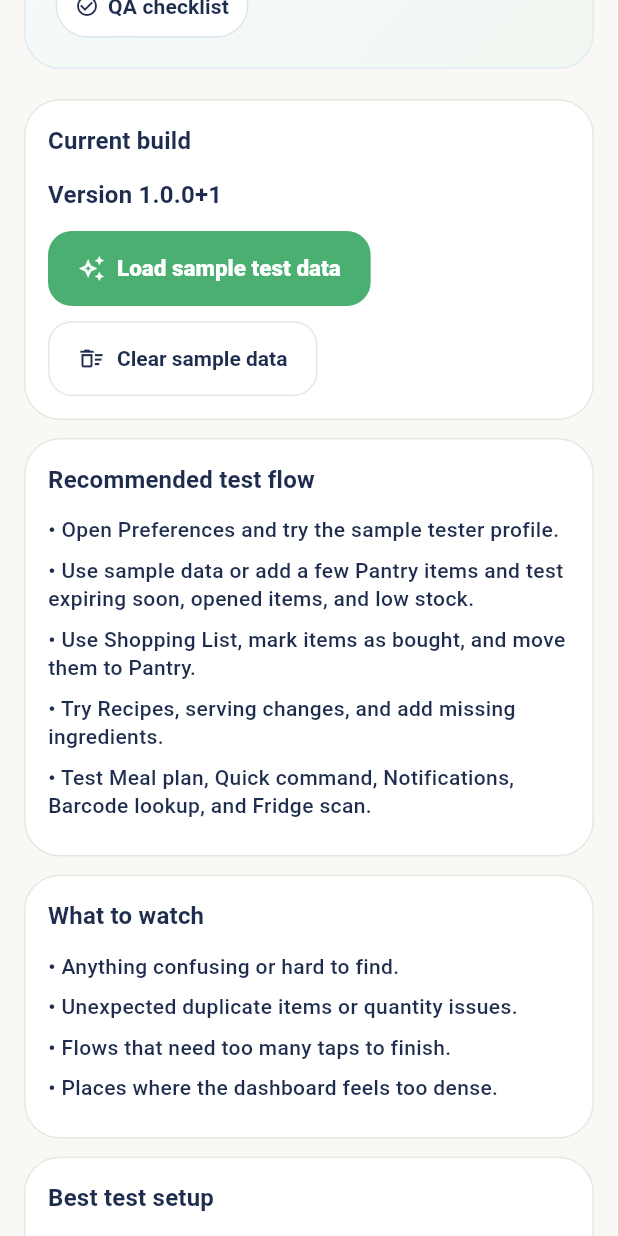
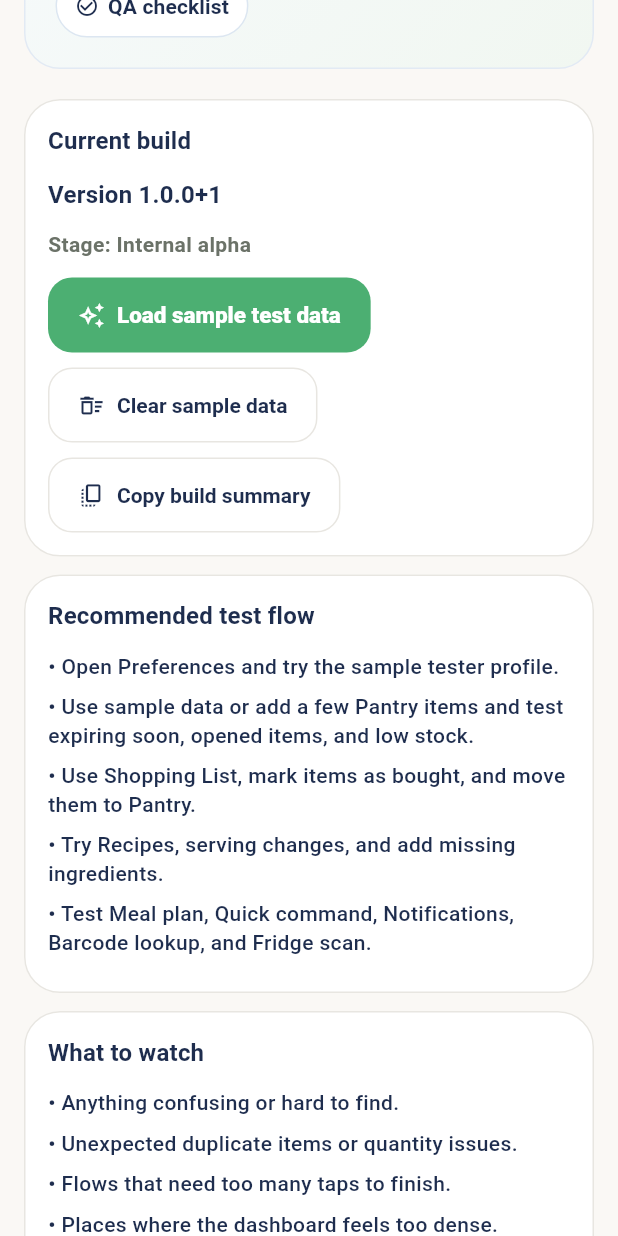
Before and after one commit to marcelhotka/food-inventory-mobile, a Flutter app: the TesterInfoScreen screen opened directly with empty values, scrolled down 576 dp, on a phone screen of 412 x 824 dp. Run offline on Flutter 3.47's test engine with Material 3 defaults, Android fonts, the phone set to English and light mode, and no system bars; our stand-ins replace flutter_dotenv, flutter_svg, image_picker, supabase_flutter; accounts and stored records are empty; network calls fail; statements that could not run were skipped.

Commit message:
Expand tester info QA utilities

```diff
--- a/lib/features/dashboard/presentation/tester_info_screen.dart
+++ b/lib/features/dashboard/presentation/tester_info_screen.dart
@@ -46,6 +46,24 @@
     return context.tr(
       en: 'Tested flow:\nWhat I expected:\nWhat happened:\nSeverity:\nNotes / screenshot:',
       sk: 'Testovaný flow:\nČo som očakával:\nČo sa stalo:\nZávažnosť:\nPoznámka / screenshot:',
+    );
+  }
+
+  String _qaChecklistTemplate(BuildContext context) {
+    return context.tr(
+      en:
+          'QA checklist:\n- Onboarding and auth\n- Household create / join\n- Pantry add / edit / opened / expiring\n- Shopping add / bought / move to pantry\n- Recipes safe-for-you / servings / shopping add\n- Meal plan add / assign cook\n- Quick command / barcode / fridge scan\n- Dashboard density and alerts\n- Empty, loading, error, offline states',
+      sk:
+          'QA checklist:\n- Onboarding a prihlásenie\n- Vytvorenie / pripojenie domácnosti\n- Špajza: pridať / upraviť / otvorené / exspirácia\n- Nákup: pridať / kúpené / presun do špajze\n- Recepty: safe-for-you / porcie / pridanie do nákupu\n- Jedálniček: pridať / priradiť kuchára\n- Rýchly príkaz / barcode / scan chladničky\n- Hustota dashboardu a upozornenia\n- Empty, loading, error a offline stavy',
+    );
+  }
+
+  String _buildSummary(BuildContext context) {
+    return context.tr(
+      en:
+          'App: ${SafoAppMetadata.appName}\nVersion: ${SafoAppMetadata.buildLabel}\nStage: ${SafoAppMetadata.releaseStage}\nHousehold: ${widget.household.name}',
+      sk:
+          'Aplikácia: ${SafoAppMetadata.appName}\nVerzia: ${SafoAppMetadata.buildLabel}\nFáza: ${SafoAppMetadata.releaseStage}\nDomácnosť: ${widget.household.name}',
     );
   }
 
@@ -206,6 +224,34 @@
     );
   }
 
+  Future<void> _copyQaChecklist() async {
+    await Clipboard.setData(ClipboardData(text: _qaChecklistTemplate(context)));
+    if (!mounted) {
+      return;
+    }
+    showSuccessFeedback(
+      context,
+      context.tr(
+        en: 'QA checklist copied.',
+        sk: 'QA checklist bol skopírovaný.',
+      ),
+    );
+  }
+
+  Future<void> _copyBuildSummary() async {
+    await Clipboard.setData(ClipboardData(text: _buildSummary(context)));
+    if (!mounted) {
+      return;
+    }
+    showSuccessFeedback(
+      context,
+      context.tr(
+        en: 'Build summary copied.',
+        sk: 'Zhrnutie buildu bolo skopírované.',
+      ),
+    );
+  }
+
   @override
   Widget build(BuildContext context) {
     return Scaffold(
@@ -272,6 +318,17 @@
                   ),
                 ),
                 const SizedBox(height: 12),
+                Text(
+                  context.tr(
+                    en: 'Stage: ${SafoAppMetadata.releaseStage}',
+                    sk: 'Fáza: ${SafoAppMetadata.releaseStage}',
+                  ),
+                  style: Theme.of(context).textTheme.bodyMedium?.copyWith(
+                    color: SafoColors.textSecondary,
+                    fontWeight: FontWeight.w600,
+                  ),
+                ),
+                const SizedBox(height: 12),
                 FilledButton.tonalIcon(
                   onPressed: _isLoadingSampleData ? null : _loadSampleData,
                   icon: _isLoadingSampleData
@@ -307,6 +364,17 @@
                             en: 'Clear sample data',
                             sk: 'Vymazať ukážkové dáta',
                           ),
+                  ),
+                ),
+                const SizedBox(height: 10),
+                OutlinedButton.icon(
+                  onPressed: _copyBuildSummary,
+                  icon: const Icon(Icons.copy_all_outlined),
+                  label: Text(
+                    context.tr(
+                      en: 'Copy build summary',
+                      sk: 'Skopírovať zhrnutie buildu',
+                    ),
                   ),
                 ),
               ],
@@ -439,6 +507,17 @@
                     ),
                   ),
                 ),
+                const SizedBox(height: 10),
+                OutlinedButton.icon(
+                  onPressed: _copyQaChecklist,
+                  icon: const Icon(Icons.checklist_rtl_outlined),
+                  label: Text(
+                    context.tr(
+                      en: 'Copy QA checklist',
+                      sk: 'Skopírovať QA checklist',
+                    ),
+                  ),
+                ),
               ],
             ),
           ),
```
